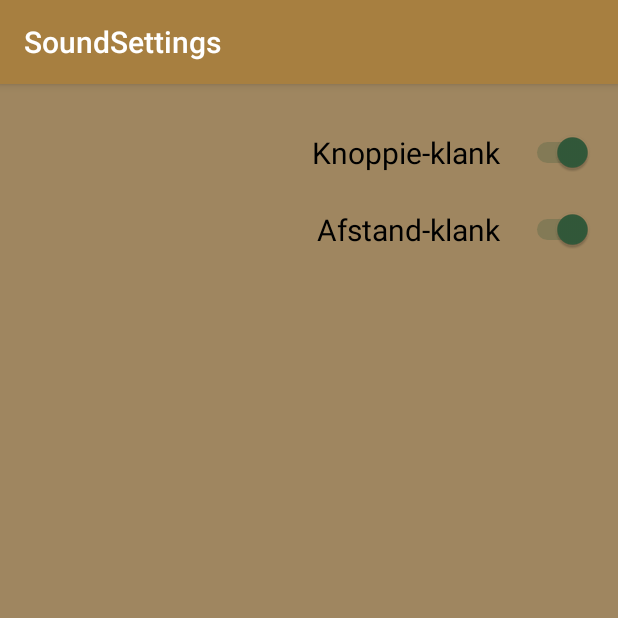
After one commit to cgouws/veldopname, an Android app: the SoundSettings screen opened directly, with no data from a screen before it, on a phone screen of 412 x 824 dp, the top half of it. The commit adds this screen. Run offline under Robolectric (Android 15) with nearby library versions, the phone set to English and light mode, and no system bars.

Commit message:
9th commit. Added sounds, sound settings and totals counter.

```diff
--- /dev/null
+++ b/app/src/main/java/com/chalansoftware/veldopname/SoundSettings.java
@@ -0,0 +1,76 @@
+package com.chalansoftware.veldopname;
+
+import android.content.SharedPreferences;
+import android.os.Bundle;
+import android.support.v7.app.AppCompatActivity;
+import android.support.v7.widget.Toolbar;
+import android.util.Log;
+import android.widget.CompoundButton;
+import android.widget.Switch;
+
+public class SoundSettings
+        extends AppCompatActivity {
+
+    public static final String TAGPREFS = "settings";
+    public static final String TAG_LOG = "log";
+    public static final String KEYBUTTONS = "keybuttonsound";
+    public static final String KEYDISTANCE = "keydistancesound";
+    private SharedPreferences.Editor mEditor;
+    private boolean mIsDistSound;
+    private boolean mIsButtonSound;
+
+    @Override protected void onCreate(Bundle savedInstanceState) {
+        super.onCreate(savedInstanceState);
+        setContentView(R.layout.activity_sound_settings);
+        Toolbar toolbar = findViewById(R.id.toolbar);
+        setSupportActionBar(toolbar);
+
+        // Shared preference file for storing app settings
+        SharedPreferences prefs = getSharedPreferences(TAGPREFS, MODE_PRIVATE);
+
+        mEditor = prefs.edit();
+
+        mIsDistSound = prefs.getBoolean(KEYDISTANCE, true);
+        mIsButtonSound = prefs.getBoolean(KEYBUTTONS, true);
+
+        // Two switches in the sound activity for setting sounds on or off
+        Switch buttonSoundSwitch = findViewById(R.id.switch_buttonsound);
+        if (mIsButtonSound) {
+            buttonSoundSwitch.setChecked(true);
+        } else {
+            buttonSoundSwitch.setChecked(false);
+        }
+        Switch distanceSoundSwitch = findViewById(R.id.switch_distancesound);
+        if (mIsDistSound) {
+            distanceSoundSwitch.setChecked(true);
+        } else {
+            distanceSoundSwitch.setChecked(false);
+        }
+        buttonSoundSwitch.setOnCheckedChangeListener(new CompoundButton.OnCheckedChangeListener() {
+            @Override public void onCheckedChanged(CompoundButton buttonView, boolean isChecked) {
+                Log.i(TAGPREFS, "onCheckedChanged(buttonsound): " + mIsButtonSound);
+                Log.i(TAGPREFS, "isChecked(buttonsound): " + isChecked);
+                mIsButtonSound = !mIsButtonSound;
+                mEditor.putBoolean(KEYBUTTONS, mIsButtonSound);
+                mEditor.apply();
+            }
+        });
+        distanceSoundSwitch.setOnCheckedChangeListener(
+                new CompoundButton.OnCheckedChangeListener() {
+                    @Override
+                    public void onCheckedChanged(CompoundButton buttonView, boolean isChecked) {
+                        Log.i(TAGPREFS, "onCheckedChanged(distancesound): " + mIsDistSound);
+                        Log.i(TAGPREFS, "isChecked(distancesound): " + isChecked);
+                        mIsDistSound = !mIsDistSound;
+                        mEditor.putBoolean(KEYDISTANCE, mIsDistSound);
+                        mEditor.apply();
+                    }
+                });
+    }
+
+    @Override protected void onPause() {
+        super.onPause();
+        // Save the settings
+        mEditor.commit();
+    }
+}
--- /dev/null
+++ b/app/src/main/res/layout/activity_sound_settings.xml
@@ -0,0 +1,27 @@
+<?xml version="1.0" encoding="utf-8"?>
+<android.support.design.widget.CoordinatorLayout
+	xmlns:android="http://schemas.android.com/apk/res/android"
+	xmlns:app="http://schemas.android.com/apk/res-auto"
+	xmlns:tools="http://schemas.android.com/tools"
+	android:layout_width="match_parent"
+	android:layout_height="match_parent"
+	tools:context="com.chalansoftware.veldopname.SoundSettings">
+
+	<android.support.design.widget.AppBarLayout
+		android:layout_width="match_parent"
+		android:layout_height="wrap_content"
+		android:theme="@style/AppTheme.AppBarOverlay">
+
+		<android.support.v7.widget.Toolbar
+			android:id="@+id/toolbar"
+			android:layout_width="match_parent"
+			android:layout_height="?attr/actionBarSize"
+			android:background="?attr/colorPrimary"
+			app:popupTheme="@style/AppTheme.PopupOverlay"/>
+
+	</android.support.design.widget.AppBarLayout>
+
+	<include layout="@layout/content_sound_settings"/>
+
+
+</android.support.design.widget.CoordinatorLayout>
--- /dev/null
+++ b/app/src/main/res/layout/content_sound_settings.xml
@@ -0,0 +1,39 @@
+<?xml version="1.0" encoding="utf-8"?>
+<android.support.constraint.ConstraintLayout
+	xmlns:android="http://schemas.android.com/apk/res/android"
+	xmlns:app="http://schemas.android.com/apk/res-auto"
+	xmlns:tools="http://schemas.android.com/tools"
+	android:layout_width="match_parent"
+	android:layout_height="match_parent"
+	android:background="@color/background"
+	app:layout_behavior="@string/appbar_scrolling_view_behavior"
+	tools:context="com.chalansoftware.veldopname.SoundSettings"
+	tools:showIn="@layout/activity_sound_settings">
+
+
+	<Switch
+		android:id="@+id/switch_buttonsound"
+		android:layout_width="wrap_content"
+		android:layout_height="wrap_content"
+		android:layout_marginEnd="8dp"
+		android:layout_marginRight="16dp"
+		android:layout_marginTop="32dp"
+		android:text="Knoppie-klank   "
+		android:textSize="20sp"
+		app:layout_constraintEnd_toEndOf="parent"
+		app:layout_constraintHorizontal_bias="0.96"
+		app:layout_constraintRight_toRightOf="parent"
+		app:layout_constraintStart_toStartOf="parent"
+		app:layout_constraintTop_toTopOf="parent"/>
+
+	<Switch
+		android:id="@+id/switch_distancesound"
+		android:layout_width="wrap_content"
+		android:layout_height="wrap_content"
+		android:layout_marginTop="24dp"
+		android:text="Afstand-klank   "
+		android:textSize="20sp"
+		app:layout_constraintEnd_toEndOf="@+id/switch_buttonsound"
+		app:layout_constraintTop_toBottomOf="@+id/switch_buttonsound"/>
+
+</android.support.constraint.ConstraintLayout>
--- a/app/src/main/res/values/strings.xml
+++ b/app/src/main/res/values/strings.xml
@@ -10,4 +10,7 @@
 	<string name="voeg_by">Voeg By</string>
 	<string name="title_activity_sound_settings">SoundSettings</string>
 	<string name="db_na_csv">Spaar</string>
+
+	<!-- TODO: Remove or change this placeholder text -->
+	<string name="hello_blank_fragment">Hello blank fragment</string>
 </resources>
```
Also changed, not shown: app/src/main/java/com/chalansoftware/veldopname/DialogColorPicker.java (added, +62 -0 lines), app/src/main/java/com/chalansoftware/veldopname/database/DatabaseContext.java (added, +66 -0 lines), app/src/main/res/layout/dialog_color_picker.xml (added, +13 -0 lines), app/src/main/res/values/dimens.xml (added, +9 -0 lines), 2 other files.
